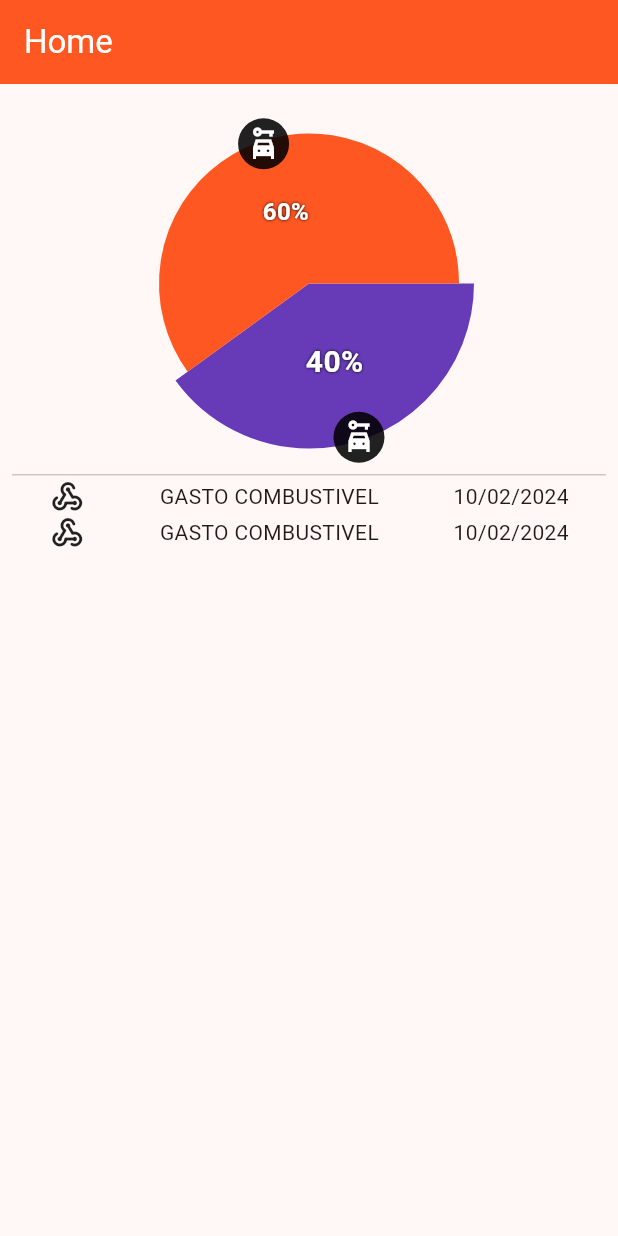
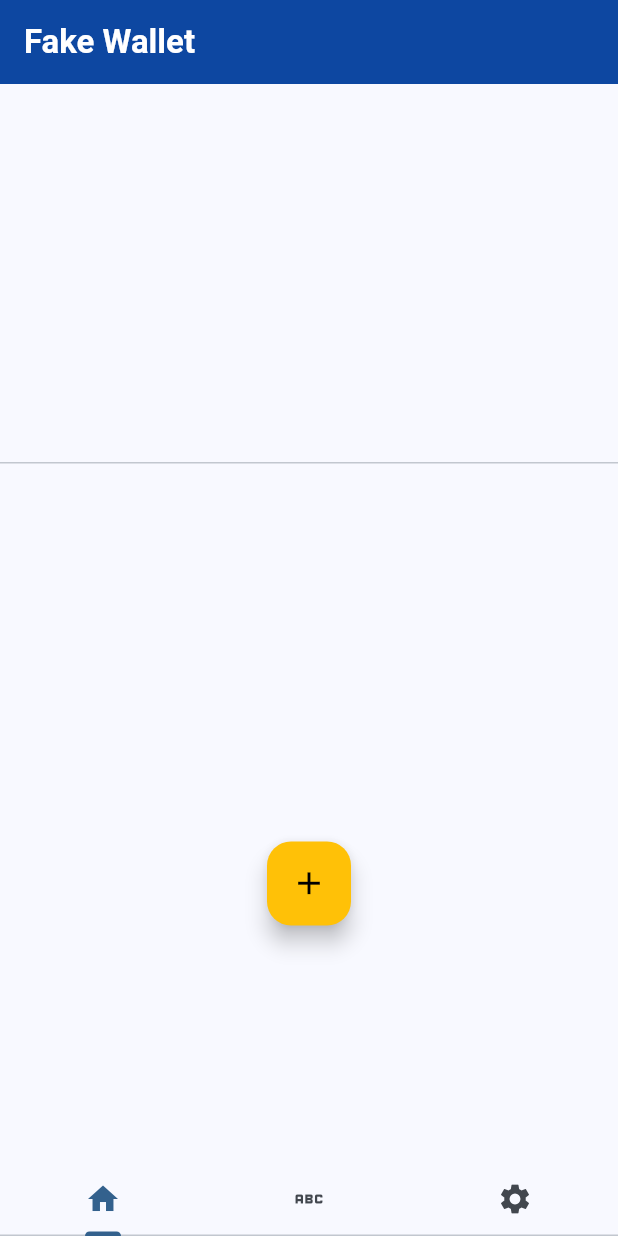
Before and after one commit to vinilima2/fake_wallet, a Flutter app: the screen it shows after launch, on a phone screen of 412 x 824 dp. Run offline on Flutter 3.47's test engine with Material 3 defaults, Android fonts, the phone set to English and light mode, and no system bars; drawn by our look-alikes of fl_chart; our stand-ins replace drift, drift_flutter; accounts and stored records are empty; generated files the repository leaves out were written again.

Commit message:
feat: Added new tab screen to project, initial home screen has been added too.

```diff
--- a/lib/main.dart
+++ b/lib/main.dart
@@ -8,16 +8,42 @@ void main() {
 class MyApp extends StatelessWidget {
   const MyApp({super.key});
 
-  // This widget is the root of your application.
   @override
   Widget build(BuildContext context) {
     return MaterialApp(
       title: 'Fake Wallet',
       theme: ThemeData(
-        colorScheme: ColorScheme.fromSeed(seedColor: Colors.deepOrangeAccent),
+        colorScheme:
+            ColorScheme.fromSeed(seedColor: Colors.lightBlueAccent.shade700),
         useMaterial3: true,
       ),
-      home: Home(),
+      home: DefaultTabController(
+        length: 3,
+        child: Scaffold(
+          appBar: AppBar(
+            backgroundColor: Colors.blue.shade900,
+            title: const Text(
+              'Fake Wallet',
+              style:
+                  TextStyle(fontWeight: FontWeight.w600, color: Colors.white),
+            ),
+          ),
+          body: const TabBarView(
+            children: [
+              Home(),
+              Home(),
+              Home(),
+            ],
+          ),
+          bottomNavigationBar: const TabBar(
+            tabs: [
+              Tab(icon: Icon(Icons.home)),
+              Tab(icon: Icon(Icons.abc_outlined)),
+              Tab(icon: Icon(Icons.settings)),
+            ],
+          ),
+        ),
+      ),
     );
   }
 }
--- a/lib/screens/home.dart
+++ b/lib/screens/home.dart
@@ -1,5 +1,9 @@
+import 'package:fake_wallet/database.dart';
+import 'package:fake_wallet/formatters/CurrencyInputFormatter.dart';
+import 'package:fake_wallet/formatters/DateInputFormatter.dart';
 import 'package:fl_chart/fl_chart.dart';
 import 'package:flutter/material.dart';
+import 'package:flutter/services.dart';
 
 class Home extends StatelessWidget {
   const Home({super.key});
@@ -7,21 +11,34 @@ class Home extends StatelessWidget {
   @override
   Widget build(BuildContext context) {
     int touchedIndex = 0;
+    final database = AppDatabase();
 
-    List<Map> lista = [
-      {
-        "dataDespesa": "10/02/2024",
-        "titulo": "GASTO COMBUSTIVEL",
-        "categoria": "VEICULO",
-        "estabelecimento": "Posto Elefantinho"
-      },
-      {
-        "dataDespesa": "10/02/2024",
-        "titulo": "GASTO COMBUSTIVEL",
-        "categoria": "VEICULO",
-        "estabelecimento": "Posto Elefantinho"
+    List<ExpenseData> lista = [];
+
+    void listAllExpenses() async {
+      lista = await database.select(database.expense).get();
     }
-    ];
+
+    void listAllCategories() async {
+      await database.select(database.category).get();
+    }
+
+    void inserCategory() async {
+      await database
+          .into(database.category)
+          .insert(CategoryCompanion.insert(description: '', icon: ''));
+    }
+
+    void insertExpense() async {
+      await database.into(database.expense).insert(ExpenseCompanion.insert(
+          title: 'todo: finish drift setup',
+          name: 'We can now write queries and define our own tables.',
+          value: 34.3,
+          fixed: false,
+          createdAt: DateTime.now(),
+          expenseDate: DateTime.now().subtract(Duration(days: 1)),
+          category: 1));
+    }
 
     List<PieChartSectionData> showingSections() {
       return lista.map((i) {
@@ -57,17 +74,7 @@ class Home extends StatelessWidget {
       }).toList();
     }
 
-    return Scaffold(
-      appBar: AppBar(
-        title: Text(
-          'Home',
-          style: TextStyle(color: Colors.white),
-        ),
-        backgroundColor: Colors.deepOrange,
-      ),
-      body: Padding(
-        padding: const EdgeInsets.all(8.0),
-        child: SingleChildScrollView(
+    return SingleChildScrollView(
         child: Column(
       children: [
         SizedBox(
@@ -106,19 +113,78 @@ class Home extends StatelessWidget {
               itemCount: lista.length,
               scrollDirection: Axis.vertical,
               itemBuilder: (BuildContext context, int indice) {
-                    return Row(
+                return Container(
+                  margin: EdgeInsets.only(bottom: 5),
+                  decoration: BoxDecoration(border: Border.all()),
+                  child: Row(
                     mainAxisAlignment: MainAxisAlignment.spaceAround,
                     children: [
                       Icon(Icons.webhook_rounded),
-                        Text(lista[indice]['titulo']),
-                        Text(lista[indice]['dataDespesa']),
+                      Text(lista[indice].title),
+                      Text(lista[indice].name),
                     ],
+                  ),
                 );
               }),
+        ),
+        FloatingActionButton(
+          onPressed: () {
+            showDialog(
+                context: context,
+                builder: (builder) {
+                  return AlertDialog(
+                    title: Text('New Expense'),
+                    content: Form(
+                      child: Container(
+                        width: 250,
+                        height: 500,
+                        // color: Colors.white,
+                        child: Column(
+                          children: [
+                            TextFormField(
+                              maxLength: 50,
+                              decoration: const InputDecoration(
+                                  labelText: 'Title'),
+                            ),
+                            TextFormField(
+                              decoration: const InputDecoration(
+                                  labelText: 'Name'),
+                            ),
+                            TextFormField(
+                              inputFormatters: [
+                                FilteringTextInputFormatter.digitsOnly,
+                                CurrencyInputFormatter()
+                              ],
+                              keyboardType:
+                                  const TextInputType.numberWithOptions(
+                                      decimal: true),
+                              decoration: const InputDecoration(
+                                  labelText: 'Value'),
+                            ),
+                            TextFormField(
+                              inputFormatters: [
+                                FilteringTextInputFormatter.digitsOnly,
+                                DateInputFormatter()
+                              ],
+                              keyboardType: TextInputType.datetime,
+                              decoration: const InputDecoration(
+                                  labelText: 'Expense Date'),
                             )
                           ],
-        )),
+                        ),
+                      ),
                     ),
                   );
+                });
+          },
+          backgroundColor: Colors.amber,
+          child: const Icon(
+            Icons.add,
+            color: Colors.black,
+            size: 25,
+          ),
+        )
+      ],
+    ));
   }
 }
```
Also changed, not shown: lib/icon.png (added), 1 other file. Lines whose indentation alone changed are shown as unchanged.
